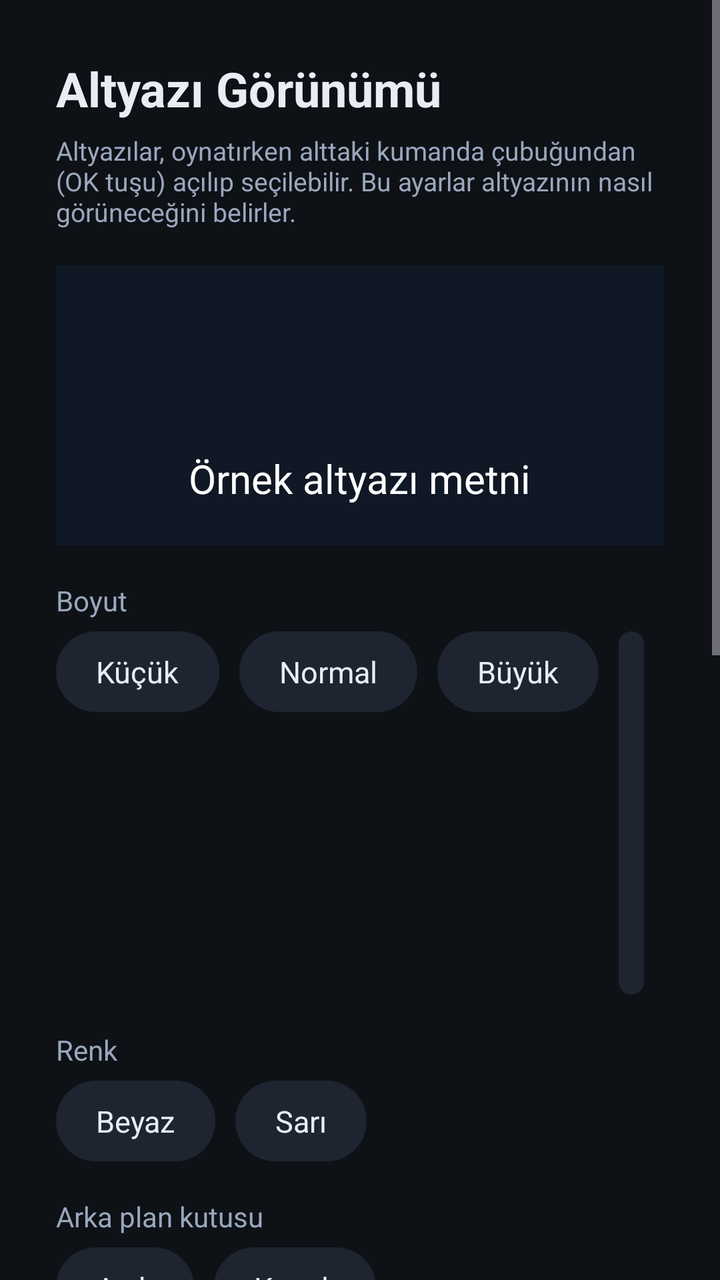
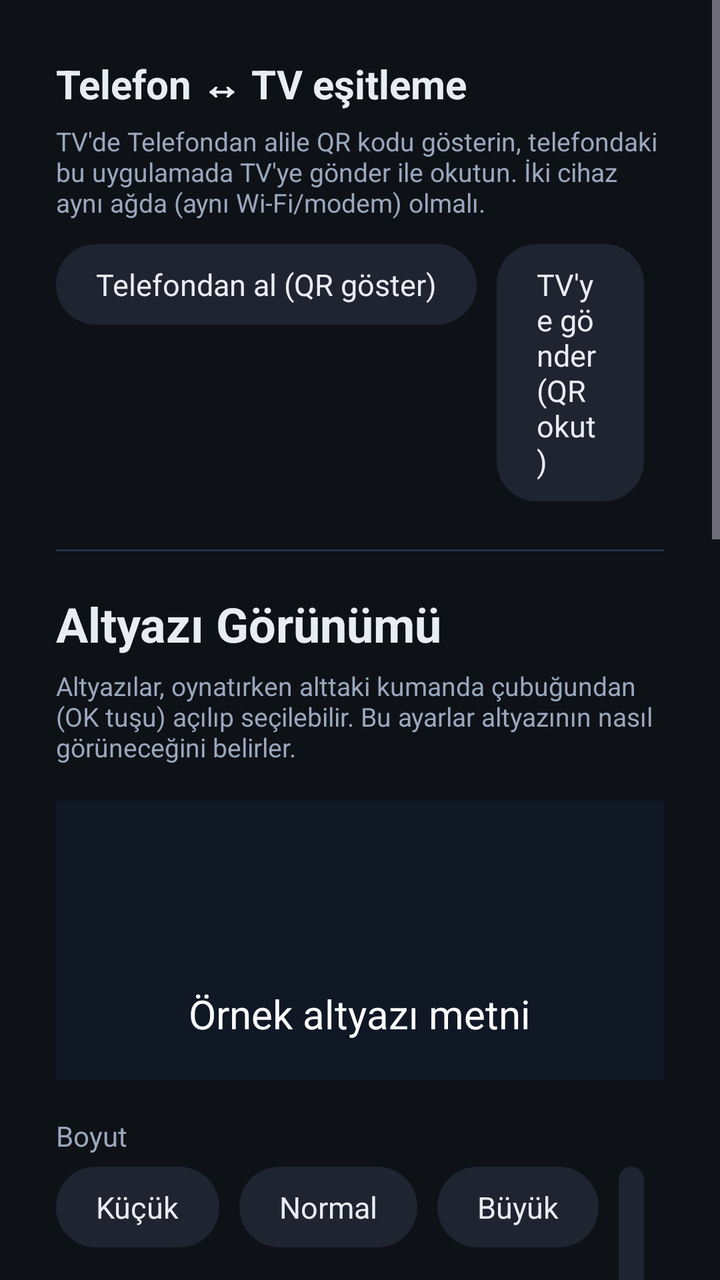

Screens rendered from an Android XML layout before and after an edit, with the pre-edit source and the edit as a unified diff.
<!-- AndroidManifest.xml: application theme Theme.IPTV -->
<!-- res/layout/activity_settings.xml -->
<?xml version="1.0" encoding="utf-8"?>
<ScrollView xmlns:android="http://schemas.android.com/apk/res/android"
    android:layout_width="match_parent"
    android:layout_height="match_parent"
    android:background="@color/bg"
    android:fillViewport="true">

    <LinearLayout
        android:layout_width="match_parent"
        android:layout_height="wrap_content"
        android:orientation="vertical"
        android:padding="28dp">

        <TextView
            android:layout_width="wrap_content"
            android:layout_height="wrap_content"
            android:text="@string/sub_appearance"
            android:textColor="@color/text"
            android:textSize="24sp"
            android:textStyle="bold" />

        <TextView
            android:layout_width="match_parent"
            android:layout_height="wrap_content"
            android:layout_marginTop="6dp"
            android:layout_marginBottom="18dp"
            android:text="@string/sub_help"
            android:textColor="@color/muted"
            android:textSize="13sp" />

        
        <FrameLayout
            android:layout_width="match_parent"
            android:layout_height="140dp"
            android:background="#101826">

            <TextView
                android:id="@+id/tv_preview"
                android:layout_width="wrap_content"
                android:layout_height="wrap_content"
                android:layout_gravity="center|bottom"
                android:layout_marginBottom="16dp"
                android:paddingHorizontal="10dp"
                android:paddingVertical="4dp"
                android:text="@string/sub_preview"
                android:textColor="#FFFFFF"
                android:textSize="20sp" />
        </FrameLayout>

        <TextView style="@style/SettingLabel" android:text="@string/sub_size" />
        <LinearLayout android:id="@+id/row_size" style="@style/SettingRow">
            <TextView android:id="@+id/size0" style="@style/SettingChip" android:text="@string/sz_small" />
            <TextView android:id="@+id/size1" style="@style/SettingChip" android:text="@string/sz_normal" />
            <TextView android:id="@+id/size2" style="@style/SettingChip" android:text="@string/sz_large" />
            <TextView android:id="@+id/size3" style="@style/SettingChip" android:text="@string/sz_xlarge" />
        </LinearLayout>

        <TextView style="@style/SettingLabel" android:text="@string/sub_color" />
        <LinearLayout style="@style/SettingRow">
            <TextView android:id="@+id/color0" style="@style/SettingChip" android:text="@string/col_white" />
            <TextView android:id="@+id/color1" style="@style/SettingChip" android:text="@string/col_yellow" />
        </LinearLayout>

        <TextView style="@style/SettingLabel" android:text="@string/sub_bg" />
        <LinearLayout style="@style/SettingRow">
            <TextView android:id="@+id/bg_on" style="@style/SettingChip" android:text="@string/on" />
            <TextView android:id="@+id/bg_off" style="@style/SettingChip" android:text="@string/off" />
        </LinearLayout>

        <TextView style="@style/SettingLabel" android:text="@string/sub_edge" />
        <LinearLayout style="@style/SettingRow">
            <TextView android:id="@+id/edge_on" style="@style/SettingChip" android:text="@string/on" />
            <TextView android:id="@+id/edge_off" style="@style/SettingChip" android:text="@string/off" />
        </LinearLayout>

        <View
            android:layout_width="match_parent"
            android:layout_height="1dp"
            android:layout_marginTop="28dp"
            android:background="#223049" />

        <TextView
            android:layout_width="wrap_content"
            android:layout_height="wrap_content"
            android:layout_marginTop="22dp"
            android:text="@string/os_title"
            android:textColor="@color/text"
            android:textSize="20sp"
            android:textStyle="bold" />

        <TextView
            android:layout_width="match_parent"
            android:layout_height="wrap_content"
            android:layout_marginTop="6dp"
            android:layout_marginBottom="12dp"
            android:text="@string/os_help"
            android:textColor="@color/muted"
            android:textSize="13sp" />

        <EditText
            android:id="@+id/et_os_key"
            android:layout_width="match_parent"
            android:layout_height="wrap_content"
            android:layout_marginBottom="10dp"
            android:background="@drawable/bg_input"
            android:hint="@string/os_key_hint"
            android:inputType="text"
            android:padding="14dp"
            android:textColor="@color/text"
            android:textColorHint="@color/muted" />

        <EditText
            android:id="@+id/et_os_user"
            android:layout_width="match_parent"
            android:layout_height="wrap_content"
            android:layout_marginBottom="10dp"
            android:background="@drawable/bg_input"
            android:hint="@string/os_user_hint"
            android:inputType="text"
            android:padding="14dp"
            android:textColor="@color/text"
            android:textColorHint="@color/muted" />

        <EditText
            android:id="@+id/et_os_pass"
            android:layout_width="match_parent"
            android:layout_height="wrap_content"
            android:layout_marginBottom="10dp"
            android:background="@drawable/bg_input"
            android:hint="@string/os_pass_hint"
            android:inputType="textPassword"
            android:padding="14dp"
            android:textColor="@color/text"
            android:textColorHint="@color/muted" />

        <EditText
            android:id="@+id/et_os_lang"
            android:layout_width="match_parent"
            android:layout_height="wrap_content"
            android:layout_marginBottom="14dp"
            android:background="@drawable/bg_input"
            android:hint="@string/os_lang_hint"
            android:inputType="text"
            android:padding="14dp"
            android:textColor="@color/text"
            android:textColorHint="@color/muted" />

        <TextView
            android:id="@+id/btn_os_save"
            android:layout_width="wrap_content"
            android:layout_height="wrap_content"
            android:background="@drawable/bg_button"
            android:clickable="true"
            android:focusable="true"
            android:paddingHorizontal="28dp"
            android:paddingVertical="12dp"
            android:text="@string/save"
            android:textColor="#FFFFFF"
            android:textSize="15sp"
            android:textStyle="bold" />

    </LinearLayout>

</ScrollView>
<!-- resources referenced by this layout -->
<resources>
  <color name="bg">#0E1116</color>
  <color name="muted">#9AA7BD</color>
  <color name="text">#E8EDF4</color>
  <string name="col_white">Beyaz</string>
  <string name="col_yellow">Sarı</string>
  <string name="off">Kapalı</string>
  <string name="on">Açık</string>
  <string name="os_help">opensubtitles.com adresinden ücretsiz hesap açıp, hesap ayarlarından (Consumers → API) bir API anahtarı alın. Oynatırken altyazı/CC veya menü tuşuna basınca film/dizi adına göre altyazı aranıp indirilir.</string>
  <string name="os_key_hint">API anahtarı</string>
  <string name="os_lang_hint">Altyazı dili (örn. tr, en)</string>
  <string name="os_pass_hint">OpenSubtitles şifresi</string>
  <string name="os_title">Altyazı İndirme (OpenSubtitles)</string>
  <string name="os_user_hint">OpenSubtitles kullanıcı adı</string>
  <string name="save">Kaydet</string>
  <string name="sub_appearance">Altyazı Görünümü</string>
  <string name="sub_bg">Arka plan kutusu</string>
  <string name="sub_color">Renk</string>
  <string name="sub_edge">Dış çizgi</string>
  <string name="sub_help">Altyazılar, oynatırken alttaki kumanda çubuğundan (OK tuşu) açılıp seçilebilir. Bu ayarlar altyazının nasıl görüneceğini belirler.</string>
  <string name="sub_preview">Örnek altyazı metni</string>
  <string name="sub_size">Boyut</string>
  <string name="sz_large">Büyük</string>
  <string name="sz_normal">Normal</string>
  <string name="sz_small">Küçük</string>
  <string name="sz_xlarge">Çok Büyük</string>
  <style name="SettingChip">
          <item name="android:layout_width">wrap_content</item>
          <item name="android:layout_height">wrap_content</item>
          <item name="android:layout_marginEnd">10dp</item>
          <item name="android:background">@drawable/bg_chip</item>
          <item name="android:clickable">true</item>
          <item name="android:focusable">true</item>
          <item name="android:paddingHorizontal">20dp</item>
          <item name="android:paddingVertical">10dp</item>
          <item name="android:textColor">@color/text</item>
          <item name="android:textSize">15sp</item>
      </style>
  <style name="SettingLabel">
          <item name="android:layout_width">wrap_content</item>
          <item name="android:layout_height">wrap_content</item>
          <item name="android:layout_marginTop">18dp</item>
          <item name="android:layout_marginBottom">6dp</item>
          <item name="android:textColor">@color/muted</item>
          <item name="android:textSize">14sp</item>
      </style>
  <style name="SettingRow">
          <item name="android:layout_width">wrap_content</item>
          <item name="android:layout_height">wrap_content</item>
          <item name="android:orientation">horizontal</item>
      </style>
  <style name="Theme.IPTV" parent="Theme.Material3.Dark.NoActionBar">
          <item name="android:windowBackground">@color/bg</item>
          <item name="colorPrimary">@color/accent</item>
          <item name="colorOnPrimary">#FFFFFF</item>
          <item name="android:statusBarColor">@color/bg</item>
      </style>
  <color name="accent">#4F8CFF</color>
  <color name="accent_dim">#2E5BBF</color>
  <color name="surface">#161B26</color>
  <color name="chip">#1E2430</color>
  <!-- unchanged entries left out for length: 3 -->
</resources>

<!-- the commit's change to res/layout/activity_settings.xml (unified diff, before → after) -->
@@ -10,6 +10,35 @@
         android:layout_height="wrap_content"
         android:orientation="vertical"
         android:padding="28dp">
+
+        <TextView
+            android:layout_width="wrap_content"
+            android:layout_height="wrap_content"
+            android:text="@string/sync_section"
+            android:textColor="@color/text"
+            android:textSize="20sp"
+            android:textStyle="bold" />
+
+        <TextView
+            android:layout_width="match_parent"
+            android:layout_height="wrap_content"
+            android:layout_marginTop="6dp"
+            android:layout_marginBottom="12dp"
+            android:text="@string/sync_section_help"
+            android:textColor="@color/muted"
+            android:textSize="13sp" />
+
+        <LinearLayout style="@style/SettingRow">
+            <TextView android:id="@+id/btn_sync_receive" style="@style/SettingChip" android:text="@string/sync_open_receive" />
+            <TextView android:id="@+id/btn_sync_send" style="@style/SettingChip" android:text="@string/sync_open_send" />
+        </LinearLayout>
+
+        <View
+            android:layout_width="match_parent"
+            android:layout_height="1dp"
+            android:layout_marginTop="24dp"
+            android:layout_marginBottom="20dp"
+            android:background="#223049" />
 
         <TextView
             android:layout_width="wrap_content"
<!-- resource entries referenced after the edit -->
@@ -21,6 +21,10 @@
   <string name="sub_help">Altyazılar, oynatırken alttaki kumanda çubuğundan (OK tuşu) açılıp seçilebilir. Bu ayarlar altyazının nasıl görüneceğini belirler.</string>
   <string name="sub_preview">Örnek altyazı metni</string>
   <string name="sub_size">Boyut</string>
+  <string name="sync_open_receive">Telefondan al (QR göster)</string>
+  <string name="sync_open_send">TV\'ye gönder (QR okut)</string>
+  <string name="sync_section">Telefon ↔ TV eşitleme</string>
+  <string name="sync_section_help">TV\'de "Telefondan al" ile QR kodu gösterin, telefondaki bu uygulamada "TV\'ye gönder" ile okutun. İki cihaz aynı ağda (aynı Wi-Fi/modem) olmalı.</string>
   <string name="sz_large">Büyük</string>
   <string name="sz_normal">Normal</string>
   <string name="sz_small">Küçük</string>
